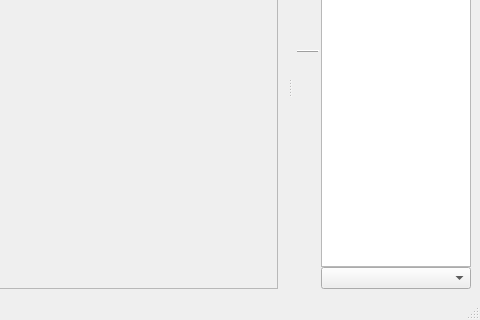
The window that src/scantailor/app/ui/MainWindow.ui (adehad/py-scantailor) describes before a commit, drawn with Qt 5; both pictures show x 303 to 783 and y 144 to 464 of the 783 by 464 pixel window.
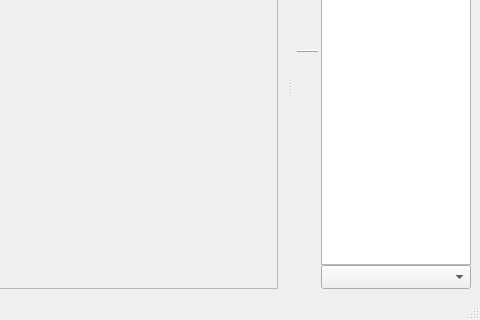
The same window after the commit. Icons and pictures are not drawn. Custom widgets are drawn as their Qt base class.

Diff of the .ui file:
```diff
--- a/src/scantailor/app/ui/MainWindow.ui
+++ b/src/scantailor/app/ui/MainWindow.ui
@@ -941,7 +941,7 @@
        <item>
         <widget class="QComboBox" name="sortOptions">
          <property name="sizeAdjustPolicy">
-          <enum>QComboBox::AdjustToMinimumContentsLength</enum>
+          <enum>QComboBox::AdjustToMinimumContentsLengthWithIcon</enum>
          </property>
         </widget>
        </item>
```
Left out of the diff: 24 changed lines with no effect on the pictures.
